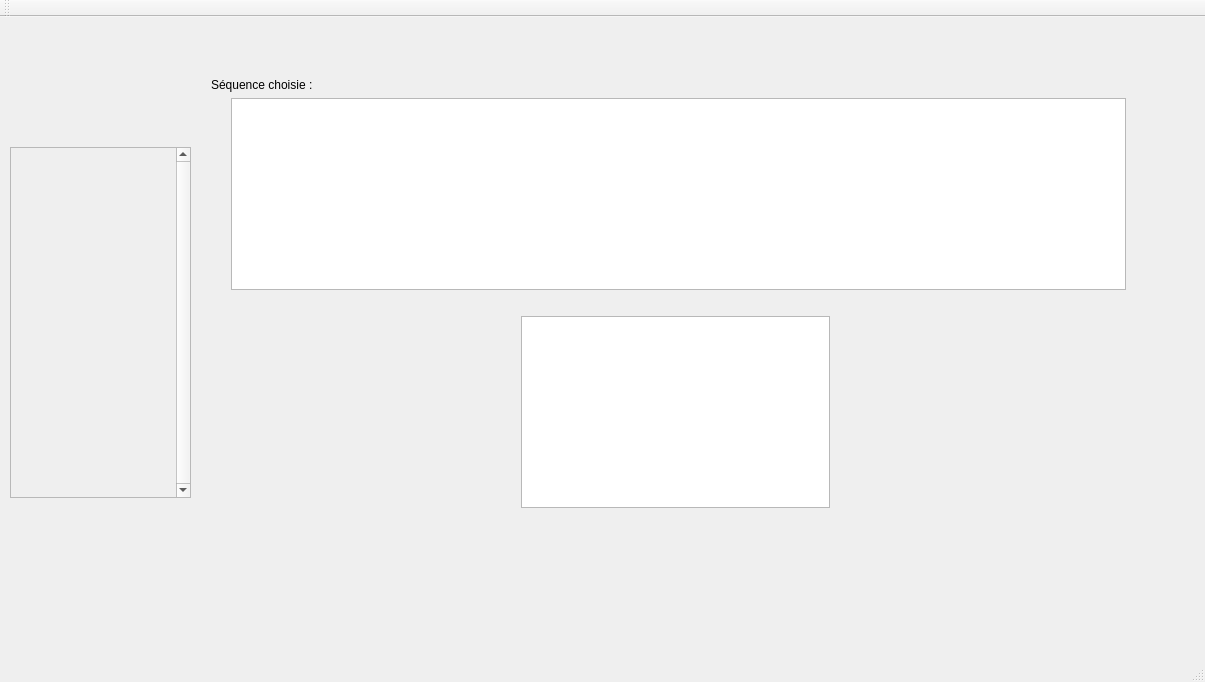
Old version of the form mainwindow.ui in the repository mtparet/PecsQt.
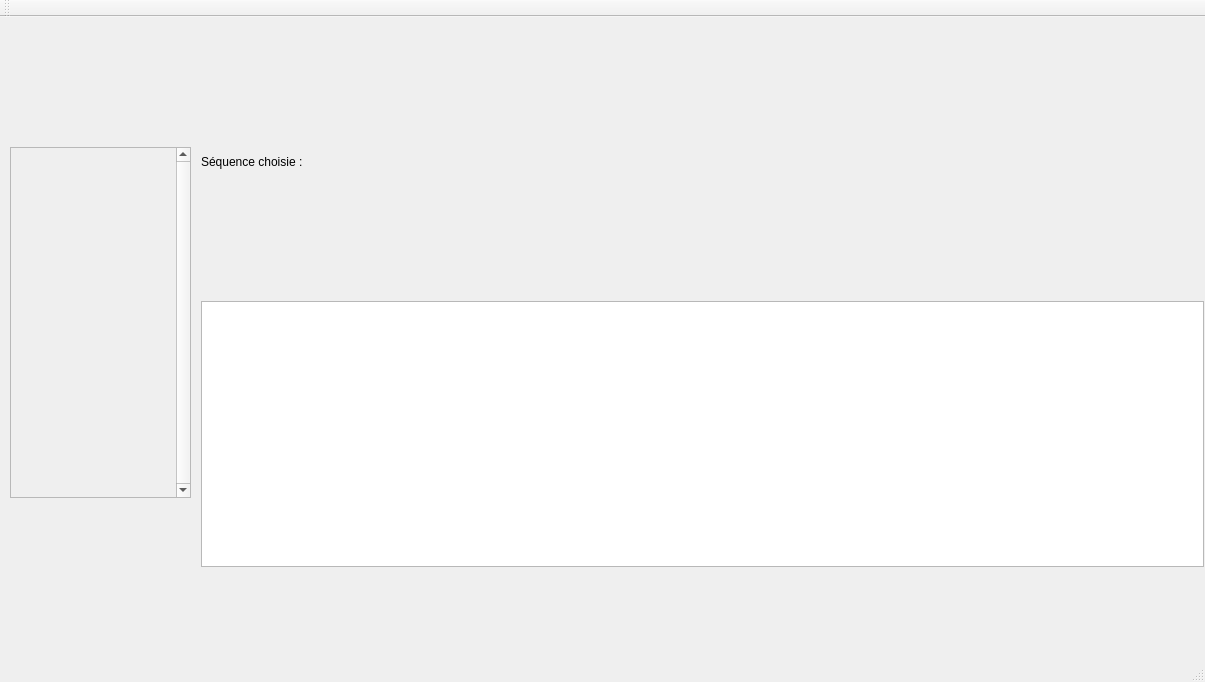
New version of the form. Custom widgets are drawn as their Qt base class.

What changed in the file:
```diff
--- a/mainwindow.ui
+++ b/mainwindow.ui
@@ -10,6 +10,12 @@
     <height>682</height>
    </rect>
   </property>
+  <property name="sizePolicy">
+   <sizepolicy hsizetype="Minimum" vsizetype="Minimum">
+    <horstretch>0</horstretch>
+    <verstretch>0</verstretch>
+   </sizepolicy>
+  </property>
   <property name="windowTitle">
    <string>MainWindow</string>
   </property>
@@ -49,57 +55,53 @@
    <widget class="QWidget" name="verticalLayoutWidget_2">
     <property name="geometry">
      <rect>
-      <x>200</x>
-      <y>50</y>
-      <width>951</width>
-      <height>521</height>
+      <x>190</x>
+      <y>0</y>
+      <width>1025</width>
+      <height>581</height>
      </rect>
     </property>
     <layout class="QVBoxLayout" name="verticalLayout_2">
      <item>
-      <widget class="QLabel" name="label">
-       <property name="text">
-        <string>Séquence choisie :</string>
+      <layout class="QVBoxLayout" name="verticalLayout_3">
+       <property name="sizeConstraint">
+        <enum>QLayout::SetMinimumSize</enum>
        </property>
-      </widget>
-     </item>
-     <item>
-      <layout class="QHBoxLayout" name="horizontalLayout">
        <item>
-        <spacer name="verticalSpacer">
-         <property name="orientation">
-          <enum>Qt::Vertical</enum>
+        <widget class="QLabel" name="label">
+         <property name="sizePolicy">
+          <sizepolicy hsizetype="Minimum" vsizetype="Minimum">
+           <horstretch>0</horstretch>
+           <verstretch>0</verstretch>
+          </sizepolicy>
          </property>
-         <property name="sizeHint" stdset="0">
-          <size>
-           <width>20</width>
-           <height>40</height>
-          </size>
-         </property>
-        </spacer>
-       </item>
-       <item>
-        <widget class="MyListWidget" name="listWidget_2">
-         <property name="minimumSize">
-          <size>
-           <width>895</width>
-           <height>192</height>
-          </size>
+         <property name="text">
+          <string>Séquence choisie :</string>
          </property>
         </widget>
        </item>
        <item>
-        <spacer name="verticalSpacer_2">
-         <property name="orientation">
-          <enum>Qt::Vertical</enum>
+        <layout class="QHBoxLayout" name="horizontalLayout">
+         <property name="sizeConstraint">
+          <enum>QLayout::SetDefaultConstraint</enum>
          </property>
-         <property name="sizeHint" stdset="0">
-          <size>
-           <width>20</width>
-           <height>40</height>
-          </size>
-         </property>
-        </spacer>
+         <item>
+          <widget class="MyListWidget" name="listWidget_2">
+           <property name="sizePolicy">
+            <sizepolicy hsizetype="Minimum" vsizetype="Minimum">
+             <horstretch>0</horstretch>
+             <verstretch>0</verstretch>
+            </sizepolicy>
+           </property>
+           <property name="minimumSize">
+            <size>
+             <width>895</width>
+             <height>192</height>
+            </size>
+           </property>
+          </widget>
+         </item>
+        </layout>
        </item>
       </layout>
      </item>
@@ -121,50 +123,11 @@
      </item>
      <item>
       <layout class="QHBoxLayout" name="horizontalLayout_2">
-       <item>
-        <spacer name="horizontalSpacer">
-         <property name="orientation">
-          <enum>Qt::Horizontal</enum>
-         </property>
-         <property name="sizeHint" stdset="0">
-          <size>
-           <width>40</width>
-           <height>20</height>
-          </size>
-         </property>
-        </spacer>
-       </item>
-       <item>
-        <widget class="MyListWidgetReceptor" name="listWidget"/>
-       </item>
-       <item>
-        <spacer name="horizontalSpacer_2">
-         <property name="orientation">
-          <enum>Qt::Horizontal</enum>
-         </property>
-         <property name="sizeHint" stdset="0">
-          <size>
-           <width>40</width>
-           <height>20</height>
-          </size>
-         </property>
-        </spacer>
-       </item>
+       <property name="sizeConstraint">
+        <enum>QLayout::SetFixedSize</enum>
+       </property>
       </layout>
      </item>
-     <item>
-      <spacer name="verticalSpacer_3">
-       <property name="orientation">
-        <enum>Qt::Vertical</enum>
-       </property>
-       <property name="sizeHint" stdset="0">
-        <size>
-         <width>20</width>
-         <height>40</height>
-        </size>
-       </property>
-      </spacer>
-     </item>
     </layout>
    </widget>
    <widget class="QWidget" name="verticalLayoutWidget">
@@ -206,11 +169,6 @@
    <extends>QListWidget</extends>
    <header>mylistwidget.h</header>
   </customwidget>
-  <customwidget>
-   <class>MyListWidgetReceptor</class>
-   <extends>QListWidget</extends>
-   <header>mylistwidgetreceptor.h</header>
-  </customwidget>
  </customwidgets>
  <resources/>
  <connections/>
```
